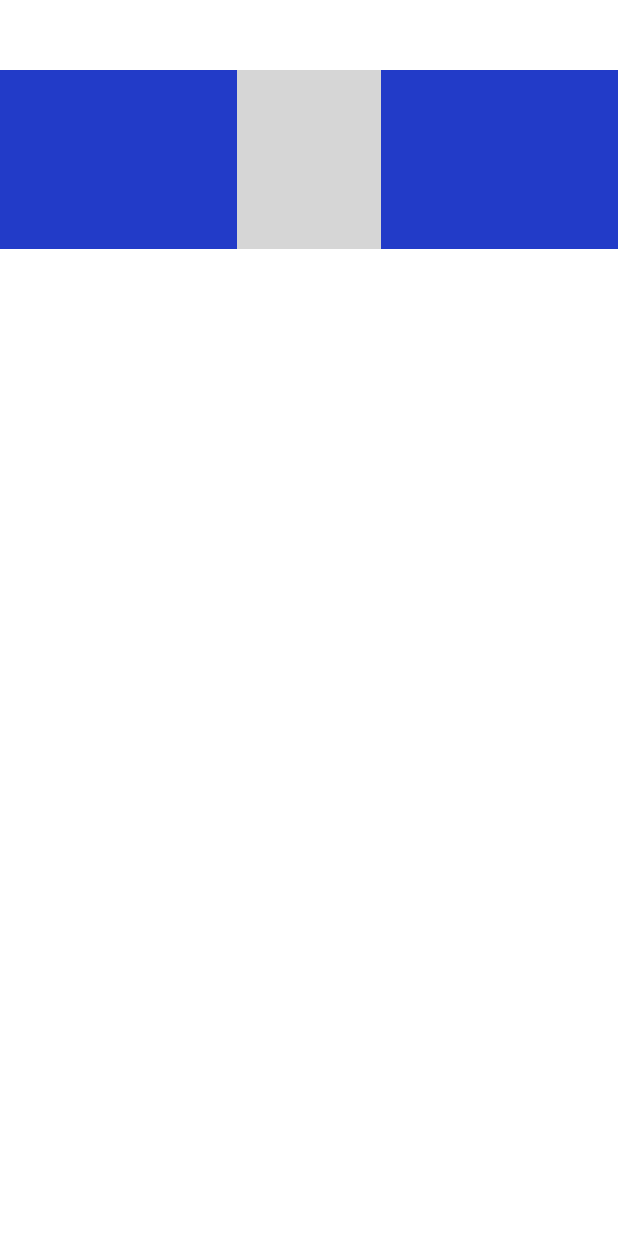
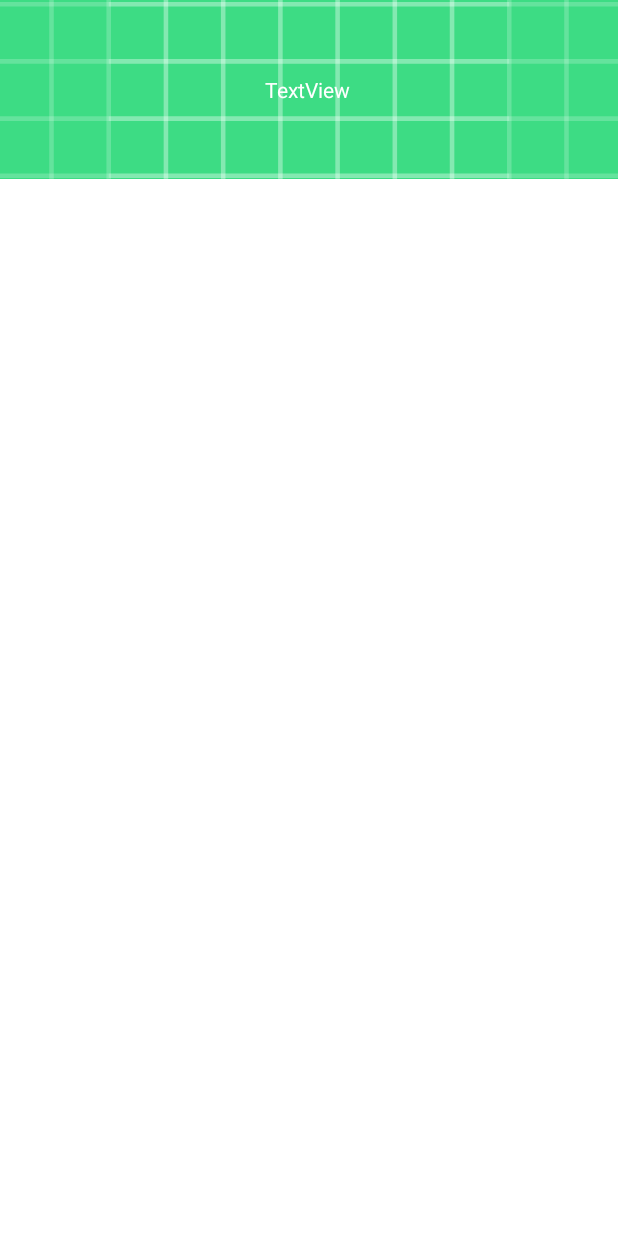
Before and after one commit to khandaniyal/admin_JustEat, an Android app: the layout itemlistfoodcategory.xml on its own in the app's theme, with its tools: preview values and no code run, on a phone screen of 412 x 824 dp. Run offline under Robolectric (Android 15) with nearby library versions, the phone set to English and light mode, and no system bars; grey boxes are pictures that could not be loaded.

Commit message:
Recycler view corrected.

```diff
--- a/app/src/main/res/layout/itemlistfoodcategory.xml
+++ b/app/src/main/res/layout/itemlistfoodcategory.xml
@@ -3,48 +3,27 @@
     xmlns:app="http://schemas.android.com/apk/res-auto"
     xmlns:tools="http://schemas.android.com/tools"
     android:layout_width="match_parent"
-    android:layout_height="match_parent">
-
-    <androidx.constraintlayout.widget.ConstraintLayout
-        android:id="@+id/ListPart"
-        android:layout_width="match_parent"
-        android:layout_height="119dp"
-        android:layout_marginBottom="612dp"
-        android:background="#223BC8"
-
-        app:layout_constraintBottom_toBottomOf="parent"
-
-        app:layout_constraintEnd_toEndOf="parent"
-        app:layout_constraintHorizontal_bias="1.0"
-        app:layout_constraintStart_toStartOf="parent"
-        app:layout_constraintTop_toTopOf="parent">
-
+    android:layout_height="119dp">
 
         <ImageView
-            android:id="@+id/imageView2"
-            android:layout_width="wrap_content"
-            android:layout_height="119dp"
+            android:id="@+id/imageDishPhoto"
+            android:layout_width="match_parent"
+            android:layout_height="match_parent"
             android:scaleType="centerCrop"
-            android:src="@drawable/pollo2"
-            app:layout_constraintBottom_toBottomOf="parent"
-            app:layout_constraintEnd_toEndOf="parent"
-            app:layout_constraintStart_toStartOf="parent"
-            app:layout_constraintTop_toTopOf="parent" />
+            app:srcCompat="@drawable/ic_launcher_background"
+            tools:layout_editor_absoluteX="151dp"
+            tools:layout_editor_absoluteY="5dp" />
 
         <TextView
             android:id="@+id/txtDishName"
             android:layout_width="wrap_content"
-            android:layout_height="19dp"
-            android:layout_marginStart="176dp"
-            android:layout_marginTop="50dp"
-            android:layout_marginEnd="177dp"
-            android:layout_marginBottom="50dp"
-            android:text="Pollo a la brasa"
+            android:layout_height="wrap_content"
+            android:text="TextView"
             android:textColor="@color/white"
             app:layout_constraintBottom_toBottomOf="parent"
             app:layout_constraintEnd_toEndOf="parent"
+            app:layout_constraintHorizontal_bias="0.498"
             app:layout_constraintStart_toStartOf="parent"
             app:layout_constraintTop_toTopOf="parent" />
 
-    </androidx.constraintlayout.widget.ConstraintLayout>
 </androidx.constraintlayout.widget.ConstraintLayout>
```
Also changed, not shown: app/src/main/java/com/example/admin_justeat/MainActivity.java (+15 -5 lines), app/src/main/java/com/example/admin_justeat/RecyclerViewAdapter.java (+9 -4 lines), app/src/main/res/layout/activity_main.xml (+1 -12 lines).
